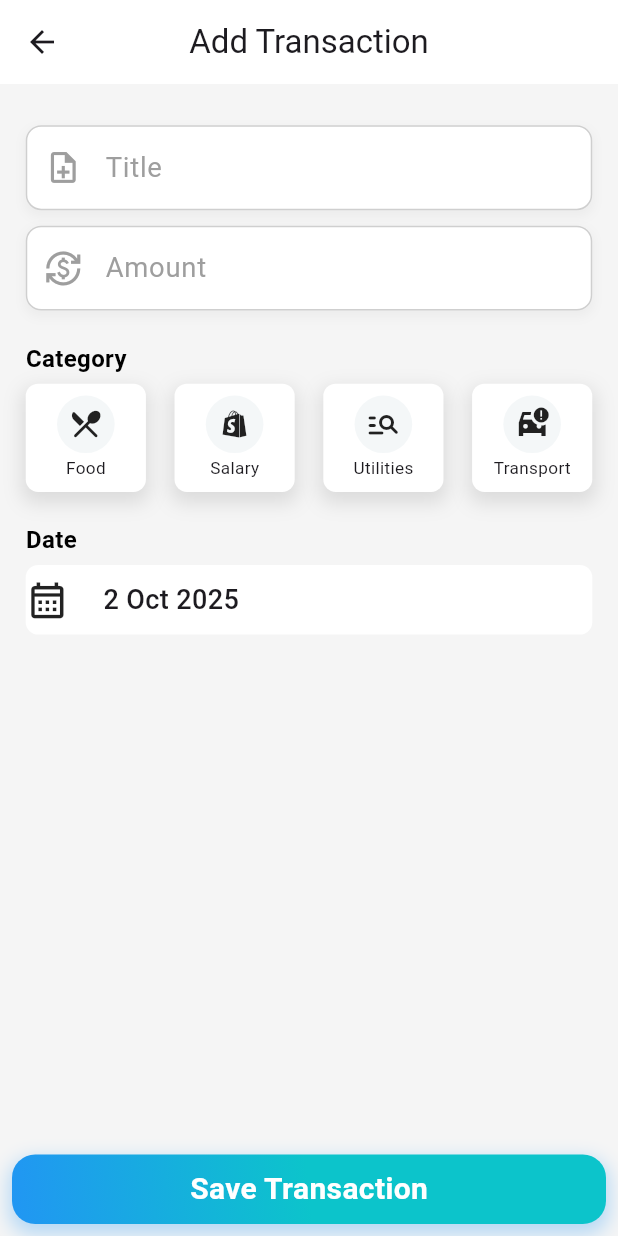
After one commit to Sohag-84/Expense-Tracker, a Flutter app: the AddTransactionView screen opened by its route, on a phone screen of 412 x 824 dp. The commit adds this screen. Run offline on Flutter 3.47's test engine with Material 3 defaults, Android fonts, the phone set to English and light mode, and no system bars; our stand-ins replace flutter_screenutil, gap, get, loading_animation_widget.

Commit message:
desinged add transation view

```diff
--- /dev/null
+++ b/lib/app/modules/add_transaction/controllers/add_transaction_controller.dart
@@ -0,0 +1,31 @@
+import 'package:flutter/material.dart';
+import 'package:get/get.dart';
+import 'package:intl/intl.dart';
+
+class AddTransactionController extends GetxController {
+  var selectedDate = DateTime.now().obs;
+
+  var selectedCategoryIndex = (-1).obs;
+
+  Future<void> pickDate() async {
+    DateTime? picked = await showDatePicker(
+      context: Get.context!,
+      initialDate: selectedDate.value,
+      firstDate: DateTime(2000),
+      lastDate: DateTime(2100),
+    );
+
+    if (picked != null) {
+      selectedDate.value = picked;
+    }
+  }
+
+  String get formattedDate {
+    return DateFormat('d MMM y').format(selectedDate.value);
+  }
+
+  // change category index
+  void selectCategory(int index) {
+    selectedCategoryIndex.value = index;
+  }
+}
--- /dev/null
+++ b/lib/app/modules/add_transaction/views/add_transaction_view.dart
@@ -0,0 +1,144 @@
+import 'package:expense_tracker/app/modules/add_transaction/controllers/add_transaction_controller.dart';
+import 'package:expense_tracker/app/modules/auth/widgets/build_textfield.dart';
+import 'package:expense_tracker/core/theme/colors.dart';
+import 'package:expense_tracker/core/widgets/custom_button.dart';
+import 'package:flutter/material.dart';
+import 'package:flutter_screenutil/flutter_screenutil.dart';
+import 'package:gap/gap.dart';
+import 'package:get/get.dart';
+
+import '../widgets/transaction_category_button.dart';
+
+class AddTransactionView extends StatefulWidget {
+  const AddTransactionView({super.key});
+
+  @override
+  State<AddTransactionView> createState() => _AddTransactionViewState();
+}
+
+class _AddTransactionViewState extends State<AddTransactionView> {
+  final titleController = TextEditingController();
+  final amountController = TextEditingController();
+
+  final controller = Get.find<AddTransactionController>();
+
+  final iconList = [
+    Icons.local_restaurant_rounded,
+    Icons.shopify_sharp,
+    Icons.manage_search_rounded,
+    Icons.car_crash_sharp,
+  ];
+  final titleList = ["Food", "Salary", "Utilities", "Transport"];
+
+  @override
+  void dispose() {
+    titleController.dispose();
+    amountController.dispose();
+    super.dispose();
+  }
+
+  @override
+  Widget build(BuildContext context) {
+    return Scaffold(
+      backgroundColor: Colors.grey[100],
+      appBar: AppBar(title: const Text('Add Transaction'), centerTitle: true),
+      bottomNavigationBar: Padding(
+        padding: const EdgeInsets.all(8.0),
+        child: customButton(onTap: () {}, buttonText: "Save Transaction"),
+      ),
+      body: SingleChildScrollView(
+        child: Padding(
+          padding: EdgeInsets.all(15.w),
+          child: Column(
+            crossAxisAlignment: CrossAxisAlignment.start,
+            children: [
+              Gap(10.h),
+              //title text field
+              buildTextField(
+                controller: TextEditingController(),
+                hintText: "Title",
+                icon: Icons.note_add_outlined,
+              ),
+              Gap(10.h),
+              //amount text field
+              buildTextField(
+                controller: TextEditingController(),
+                hintText: "Amount",
+                icon: Icons.currency_exchange_outlined,
+                inputType: TextInputType.number,
+              ),
+              Gap(20.h),
+
+              //category section
+              const Text(
+                'Category',
+                style: TextStyle(
+                  fontSize: 16,
+                  fontWeight: FontWeight.bold,
+                  color: blackColor,
+                ),
+              ),
+              Gap(5.h),
+              Obx(
+                () => Row(
+                  mainAxisAlignment: MainAxisAlignment.spaceBetween,
+                  children: List.generate(iconList.length, (index) {
+                    final isSelected =
+                        controller.selectedCategoryIndex.value == index;
+
+                    return transactionCategoryButton(
+                      onTap: () {
+                        controller.selectCategory(index);
+                      },
+                      icon: iconList[index],
+                      title: titleList[index],
+                      backgroundColor: isSelected ? primaryColor : whiteColor,
+                    );
+                  }),
+                ),
+              ),
+
+              Gap(20.h),
+
+              //date section
+              const Text(
+                'Date',
+                style: TextStyle(
+                  fontSize: 16,
+                  fontWeight: FontWeight.bold,
+                  color: blackColor,
+                ),
+              ),
+              Gap(5.h),
+              Obx(
+                () => Container(
+                  height: 45.h,
+                  decoration: BoxDecoration(
+                    color: whiteColor,
+                    borderRadius: BorderRadius.circular(8.r),
+                  ),
+                  child: GestureDetector(
+                    onTap: () => controller.pickDate(),
+                    child: Row(
+                      children: [
+                        Icon(Icons.calendar_month_outlined, size: 28.h),
+                        Gap(20.w),
+                        Text(
+                          controller.formattedDate,
+                          style: TextStyle(
+                            fontSize: 18,
+                            fontWeight: FontWeight.w500,
+                          ),
+                        ),
+                      ],
+                    ),
+                  ),
+                ),
+              ),
+            ],
+          ),
+        ),
+      ),
+    );
+  }
+}
--- /dev/null
+++ b/lib/app/modules/add_transaction/widgets/transaction_category_button.dart
@@ -0,0 +1,45 @@
+import 'package:expense_tracker/core/theme/colors.dart';
+import 'package:flutter/material.dart';
+import 'package:flutter_screenutil/flutter_screenutil.dart';
+import 'package:gap/gap.dart';
+
+Widget transactionCategoryButton({
+  required VoidCallback onTap,
+  required IconData icon,
+  required String title,
+  Color backgroundColor = whiteColor,
+}) {
+  return GestureDetector(
+    onTap: onTap,
+    child: Container(
+      height: 70.h,
+      width: 70.w,
+      padding: EdgeInsets.symmetric(horizontal: 5.w, vertical: 5),
+      decoration: BoxDecoration(
+        color: backgroundColor,
+        borderRadius: BorderRadius.circular(8.r),
+        boxShadow: [
+          BoxShadow(
+            color: greyColor.withValues(alpha: 0.3),
+            spreadRadius: 2,
+            blurRadius: 10,
+            offset: const Offset(0, 5),
+          ),
+        ],
+      ),
+      child: Column(
+        mainAxisAlignment: MainAxisAlignment.center,
+        crossAxisAlignment: CrossAxisAlignment.center,
+        children: [
+          Container(
+            padding: EdgeInsets.all(7.h),
+            decoration: BoxDecoration(color: darkWhite, shape: BoxShape.circle),
+            child: Icon(icon),
+          ),
+          Gap(2.h),
+          Text(title, style: TextStyle(fontSize: 10.sp)),
+        ],
+      ),
+    ),
+  );
+}
--- a/lib/app/modules/auth/views/signup_view.dart
+++ b/lib/app/modules/auth/views/signup_view.dart
@@ -86,7 +86,7 @@ class _SignupViewState extends State<SignupView> {
               // Login Button
               customButton(onTap: () {}, buttonText: "Sign Up", height: 48.h),
               Gap(20.h),
-              // Don't have an account? Sign Up
+              // Already have an account? Sign Up
               Row(
                 mainAxisAlignment: MainAxisAlignment.center,
                 children: [
--- a/lib/app/modules/auth/widgets/build_textfield.dart
+++ b/lib/app/modules/auth/widgets/build_textfield.dart
@@ -7,6 +7,7 @@ Widget buildTextField({
   required String hintText,
   required IconData icon,
   bool isPassword = false,
+  TextInputType inputType = TextInputType.text,
 }) {
   return Container(
     height: 55.h,
@@ -26,6 +27,7 @@ Widget buildTextField({
     child: TextField(
       controller: controller,
       obscureText: isPassword,
+      keyboardType: inputType,
       decoration: InputDecoration(
         hintText: hintText,
         hintStyle: const TextStyle(color: Colors.grey),
@@ -34,7 +36,7 @@ Widget buildTextField({
             ? Icon(Icons.visibility_off, color: Colors.grey, size: 24.h)
             : null,
         border: InputBorder.none,
-        contentPadding: EdgeInsets.symmetric(vertical: 13.h, horizontal: 12.w),
+        contentPadding: EdgeInsets.symmetric(vertical: 14.h, horizontal: 12.w),
         focusedBorder: OutlineInputBorder(
           borderSide: BorderSide(color: greyColor),
           borderRadius: BorderRadius.circular(10.r),
--- a/lib/app/modules/splash/views/splash_view.dart
+++ b/lib/app/modules/splash/views/splash_view.dart
@@ -12,6 +12,7 @@ import '../controllers/splash_controller.dart';
 class SplashView extends GetView<SplashController> {
   SplashView({super.key});
 
+  @override
   final controller = Get.find<SplashController>();
 
   @override
--- a/lib/app/routes/app_pages.dart
+++ b/lib/app/routes/app_pages.dart
@@ -1,8 +1,10 @@
-import 'package:expense_tracker/app/modules/auth/views/signup_view.dart';
 import 'package:get/get.dart';
 
+import '../modules/add_transaction/bindings/add_transaction_binding.dart';
+import '../modules/add_transaction/views/add_transaction_view.dart';
 import '../modules/auth/bindings/auth_binding.dart';
 import '../modules/auth/views/login_view.dart';
+import '../modules/auth/views/signup_view.dart';
 import '../modules/home/bindings/home_binding.dart';
 import '../modules/home/views/home_view.dart';
 import '../modules/splash/bindings/splash_binding.dart';
@@ -36,5 +38,10 @@ class AppPages {
       page: () => const SignupView(),
       binding: AuthBinding(),
     ),
+    GetPage(
+      name: _Paths.ADD_TRANSACTION,
+      page: () => const AddTransactionView(),
+      binding: AddTransactionBinding(),
+    ),
   ];
 }
--- a/lib/app/routes/app_routes.dart
+++ b/lib/app/routes/app_routes.dart
@@ -7,6 +7,7 @@ abstract class Routes {
   static const HOME = _Paths.HOME;
   static const LOGIN = _Paths.LOGIN;
   static const SIGNUP = _Paths.SIGNUP;
+  static const ADD_TRANSACTION = _Paths.ADD_TRANSACTION;
 }
 
 abstract class _Paths {
@@ -15,4 +16,5 @@ abstract class _Paths {
   static const HOME = '/home';
   static const LOGIN = '/login';
   static const SIGNUP = '/signup';
+  static const ADD_TRANSACTION = '/add-transaction';
 }
--- a/lib/core/theme/colors.dart
+++ b/lib/core/theme/colors.dart
@@ -1,6 +1,11 @@
 import 'package:flutter/material.dart';
 
 const Color primaryColor = Color(0xFF0cc4cb);
+const Color secondaryColor = Color(0xFF152591);
 const Color whiteColor = Colors.white;
 const Color blueColor = Colors.blue;
 const Color greyColor = Colors.grey;
+const Color blackColor = Colors.black;
+const Color lightRedColor = Color(0xFFf87f75);
+const Color perlColor = Color(0xFF77d5b7);
+const Color darkWhite = Color(0xFFf4f7f8);
--- a/lib/core/widgets/custom_button.dart
+++ b/lib/core/widgets/custom_button.dart
@@ -8,7 +8,6 @@ Widget customButton({
   double height = 45.0,
 }) {
   return Container(
-    width: double.infinity,
     height: height.h,
     alignment: Alignment.center,
     decoration: BoxDecoration(
--- a/pubspec.yaml
+++ b/pubspec.yaml
@@ -17,6 +17,7 @@ dependencies:
   loading_animation_widget: ^1.3.0
   flutter_screenutil: ^5.9.3
   gap: ^3.0.1
+  intl: ^0.20.2
 
 dev_dependencies:
   flutter_test:
```
Also changed, not shown: lib/app/modules/add_transaction/bindings/add_transaction_binding.dart (added, +12 -0 lines), lib/app/modules/add_transaction/widgets/transaction_button.dart (added, +38 -0 lines), lib/app/modules/auth/controllers/auth_controller.dart (+0 -12 lines), lib/app/modules/auth/views/login_view.dart (+7 -1 lines), pubspec.lock.
